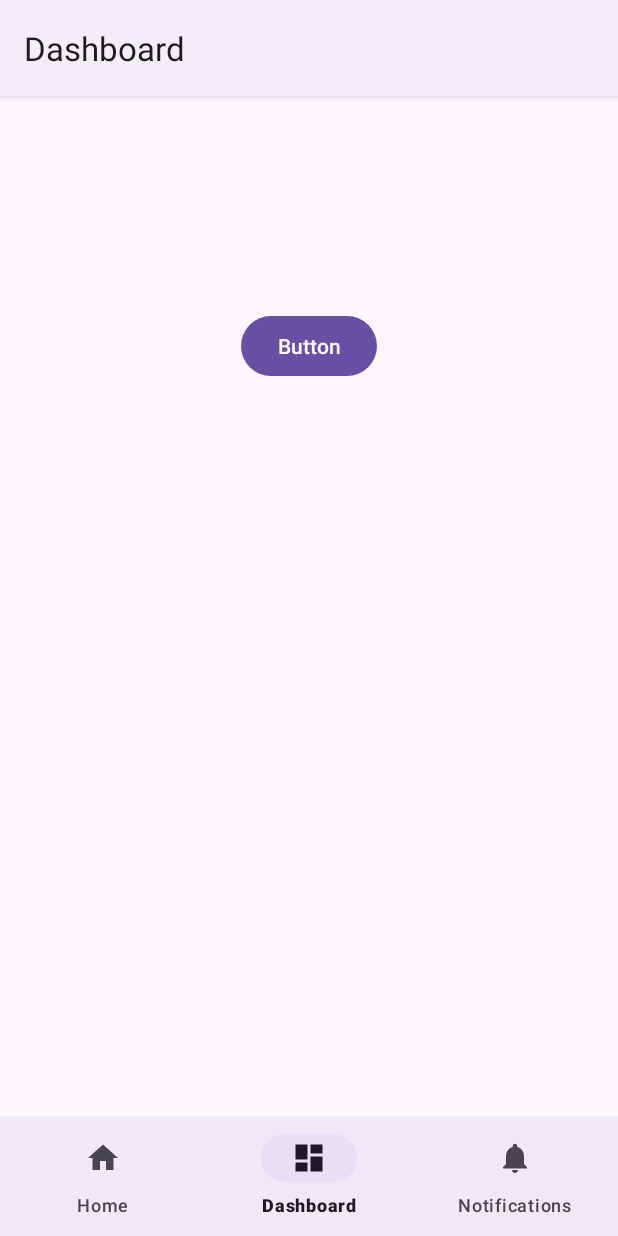
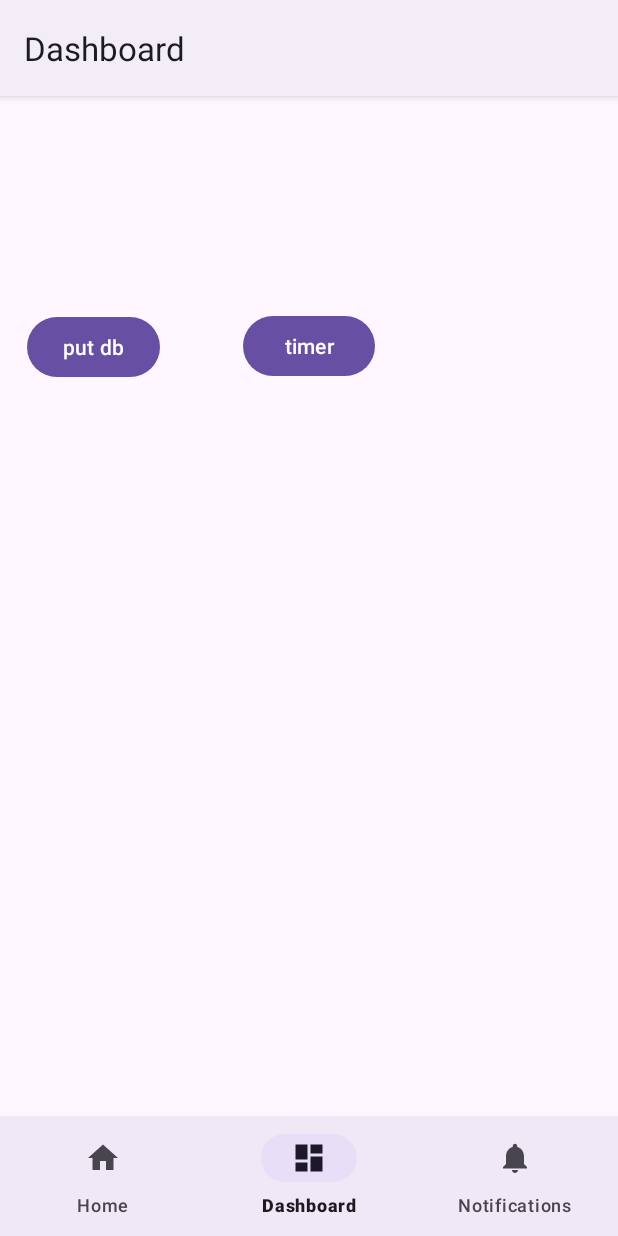
Before and after one commit to abdultanveer/B5standardapp, an Android app: the DashboardFragment screen opened through its navigation route, on a phone screen of 412 x 824 dp. Run offline under Robolectric (Android 15) with nearby library versions, the phone set to English and light mode, and no system bars; our stand-ins replace navigation-ui.

Commit message:
insert data into db table

```diff
--- a/app/build.gradle.kts
+++ b/app/build.gradle.kts
@@ -1,6 +1,7 @@
 plugins {
     id("com.android.application")
     id("org.jetbrains.kotlin.android")
+    id("kotlin-kapt")
 }
 
 android {
@@ -49,8 +50,11 @@ dependencies {
     implementation("androidx.navigation:navigation-fragment-ktx:2.7.6")
     implementation("androidx.navigation:navigation-ui-ktx:2.7.6")
     //room dependencies
-    implementation("androidx.room:room-compiler:2.6.1")
+    kapt ("androidx.room:room-compiler:2.6.0")
+
+   // implementation("androidx.room:room-compiler:2.6.1")
     implementation("androidx.room:room-common:2.6.1")
+    implementation("androidx.room:room-ktx:2.6.1")
     testImplementation("junit:junit:4.13.2")
     androidTestImplementation("androidx.test.ext:junit:1.1.5")
     androidTestImplementation("androidx.test.espresso:espresso-core:3.5.1")
--- a/app/src/main/AndroidManifest.xml
+++ b/app/src/main/AndroidManifest.xml
@@ -3,6 +3,7 @@
     xmlns:tools="http://schemas.android.com/tools">
 
     <application
+        android:name=".InventoryApplication"
         android:allowBackup="true"
         android:dataExtractionRules="@xml/data_extraction_rules"
         android:fullBackupContent="@xml/backup_rules"
--- a/app/src/main/java/com/example/b5standardapp/ui/dashboard/DashboardFragment.kt
+++ b/app/src/main/java/com/example/b5standardapp/ui/dashboard/DashboardFragment.kt
@@ -6,10 +6,21 @@ import android.view.View
 import android.view.ViewGroup
 import android.widget.TextView
 import androidx.fragment.app.Fragment
+import androidx.fragment.app.activityViewModels
 import androidx.lifecycle.ViewModelProvider
+import com.example.b5standardapp.InventoryApplication
+import com.example.b5standardapp.data.Item
 import com.example.b5standardapp.databinding.FragmentDashboardBinding
 
 class DashboardFragment : Fragment() {
+
+    private val viewModel: DashboardViewModel by activityViewModels {
+        InventoryViewModelFactory(
+            (activity?.application as InventoryApplication).database
+                .itemDao()
+        )
+    }
+
 
     private var _binding: FragmentDashboardBinding? = null
 
@@ -22,14 +33,18 @@ class DashboardFragment : Fragment() {
         container: ViewGroup?,
         savedInstanceState: Bundle?
     ): View {
+
+
+
+            /*
         val dashboardViewModel =
-            ViewModelProvider(this).get(DashboardViewModel::class.java)
+            ViewModelProvider(this).get(DashboardViewModel::class.java)*/
 
-        _binding = FragmentDashboardBinding.inflate(inflater, container, false)
-        val root: View = binding.root
+            _binding = FragmentDashboardBinding.inflate(inflater, container, false)
+            val root: View = binding.root
 
-        val textView: TextView = binding.textDashboard
-        dashboardViewModel.seconds().observe(viewLifecycleOwner) {
+            val textView: TextView = binding.textDashboard
+            /* dashboardViewModel.seconds().observe(viewLifecycleOwner) {
             textView.text = it.toString()
         }
        // binding.textDashboard.text = dashboardViewModel.number.toString()
@@ -38,12 +53,19 @@ class DashboardFragment : Fragment() {
         binding.btnInc.setOnClickListener {
             dashboardViewModel.startTimer()
            // no++
-            /*dashboardViewModel.addNumber()
-            binding.textDashboard.text = dashboardViewModel.number.toString()*/
+            *//*dashboardViewModel.addNumber()
+            binding.textDashboard.text = dashboardViewModel.number.toString()*//*
+        }*/
+
+            binding.btnPut.setOnClickListener {
+                var item = Item(1, "groceries", 90.0, 9)
+                viewModel.insertData(item)
+            }
+
+            return root
         }
 
-        return root
-    }
+
 
     override fun onDestroyView() {
         super.onDestroyView()
--- a/app/src/main/res/layout/fragment_dashboard.xml
+++ b/app/src/main/res/layout/fragment_dashboard.xml
@@ -24,8 +24,18 @@
         android:layout_width="wrap_content"
         android:layout_height="wrap_content"
         android:layout_marginTop="43dp"
-        android:text="Button"
+        android:text="timer"
         app:layout_constraintEnd_toEndOf="parent"
         app:layout_constraintStart_toStartOf="parent"
         app:layout_constraintTop_toBottomOf="@+id/text_dashboard" />
+
+    <Button
+        android:id="@+id/btnPut"
+        android:layout_width="wrap_content"
+        android:layout_height="wrap_content"
+        android:layout_marginStart="18dp"
+        android:layout_marginTop="79dp"
+        android:text="put db"
+        app:layout_constraintStart_toStartOf="parent"
+        app:layout_constraintTop_toTopOf="parent" />
 </androidx.constraintlayout.widget.ConstraintLayout>
```
Also changed, not shown: app/src/main/java/com/example/b5standardapp/InventoryApplication.kt (added, +10 -0 lines), app/src/main/java/com/example/b5standardapp/data/ItemDao.kt (added, +25 -0 lines), app/src/main/java/com/example/b5standardapp/data/ItemRoomDatabase.kt (added, +31 -0 lines), app/src/main/java/com/example/b5standardapp/ui/dashboard/DashboardViewModel.kt (+28 -3 lines).
